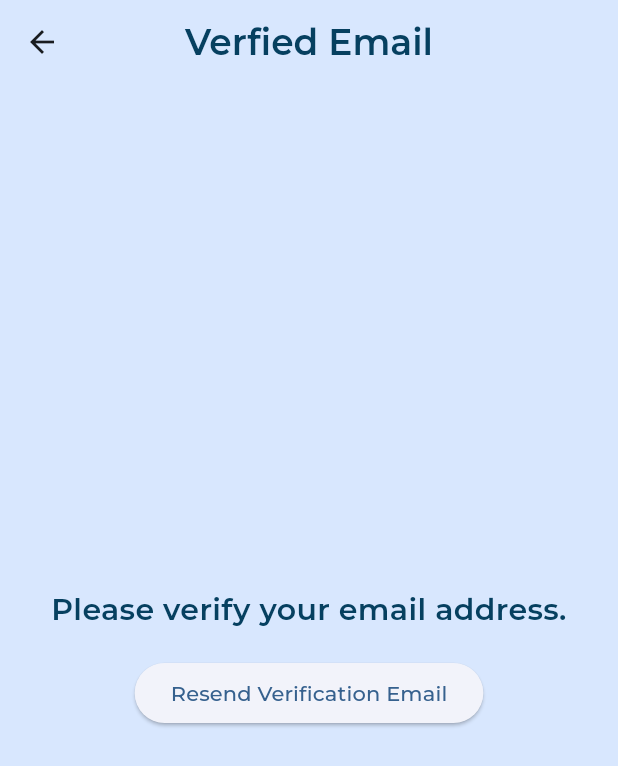
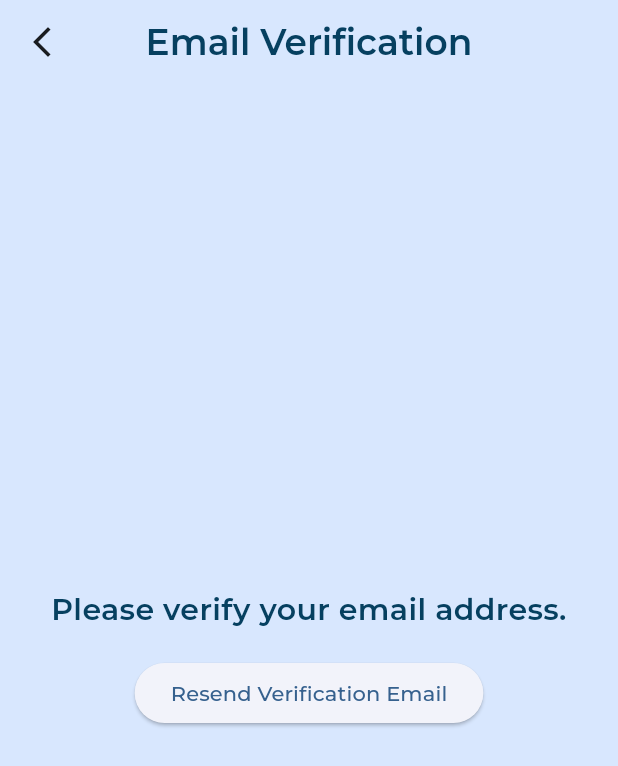
Before and after one commit to engAhmedSami/NewsAppAdv, a Flutter app: the VerfiedEmailView screen opened by its route, on a phone screen of 412 x 824 dp. Shown: the top 766 px of the screen. Run offline on Flutter 3.47's test engine with Material 3 defaults, Android fonts, the phone set to English and light mode, and no system bars; our stand-ins replace dartz, dots_indicator, firebase_auth, firebase_core, flutter_bloc, flutter_svg and 6 more; missing offline and left inert: flutter_facebook_auth; accounts and stored records are empty; project files that could hold a hidden picture were left out.

Commit message:
"Refactored VerfiedEmailView to use buildAppBar, added ignore_for_file directives in signin_view_body and verfied_email_view_body"

```diff
--- a/lib/Core/services/firebase_auth_service.dart
+++ b/lib/Core/services/firebase_auth_service.dart
@@ -69,10 +69,6 @@ class FirebaseAuthService {
         'Exception inFirebaseAuthService.signInWithEmailAndPassword :${e.toString()}',
       );
       if (e.code == 'invalid-credential') {
-        throw CustomExceptions(
-          message: 'Wrong Email or Password',
-        );
-      } else if (e.code == 'invalid-credential') {
         throw CustomExceptions(
           message: 'Wrong Email or Password',
         );
--- a/lib/Featuers/auth/presentation/view/verfied_email_view.dart
+++ b/lib/Featuers/auth/presentation/view/verfied_email_view.dart
@@ -1,6 +1,6 @@
 import 'package:flutter/material.dart';
-import 'package:newsapp/Core/utils/app_colors.dart';
-import 'package:newsapp/Core/utils/app_styles.dart';
+
+import 'package:newsapp/Core/widget/build_app.dart';
 import 'package:newsapp/Featuers/auth/presentation/view/widget/verfied_email_view_body.dart';
 
 class VerfiedEmailView extends StatelessWidget {
@@ -9,16 +9,9 @@ class VerfiedEmailView extends StatelessWidget {
   @override
   Widget build(BuildContext context) {
     return Scaffold(
-      appBar: AppBar(
-        backgroundColor: AppColors.primaryColor,
-        centerTitle: true,
-        title: Text(
-          'Verfied Email',
-          textAlign: TextAlign.center,
-          style: AppStyles.styleSemiBold24.copyWith(
-            color: AppColors.secondaryColor,
-          ),
-        ),
+      appBar: buildAppBar(
+        context,
+        title: 'Email Verification',
       ),
       body: const VerfiedEmailViewBody(),
     );
--- a/lib/Featuers/auth/presentation/view/widget/signin_view_body.dart
+++ b/lib/Featuers/auth/presentation/view/widget/signin_view_body.dart
@@ -154,6 +154,8 @@
 //                 tital: 'Login with Facebook',
 //                 onPressed: () async {
 //                   await userPrefs.setLoggedIn(true);
+
+// ignore_for_file: use_build_context_synchronously
 
 //                   context.read<SigninCubit>().signInWithFacebook();
 //                 },
--- a/lib/Featuers/auth/presentation/view/widget/verfied_email_view_body.dart
+++ b/lib/Featuers/auth/presentation/view/widget/verfied_email_view_body.dart
@@ -1,3 +1,5 @@
+// ignore_for_file: use_build_context_synchronously
+
 import 'package:firebase_auth/firebase_auth.dart';
 import 'package:flutter/material.dart';
 import 'package:newsapp/Core/utils/app_styles.dart';
```
